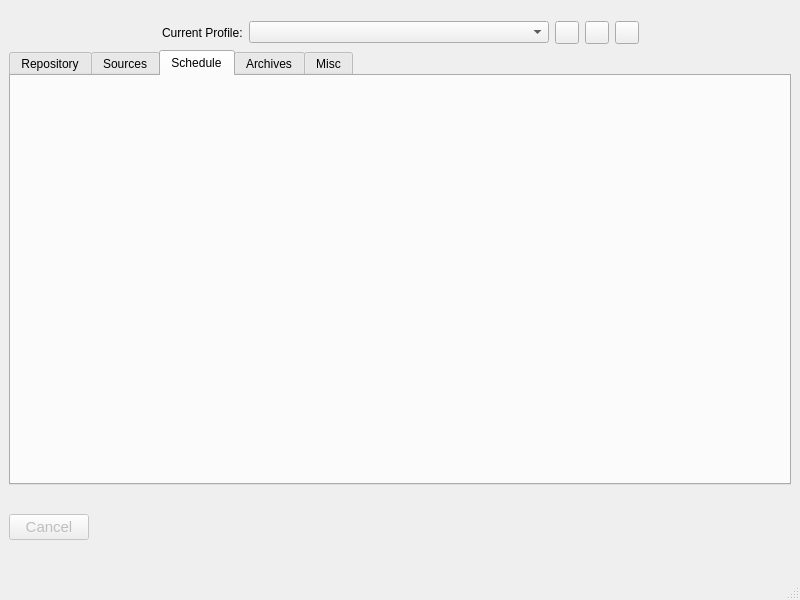
First picture: the form in src/vorta/assets/UI/mainwindow.ui, repository borgbase/vorta, before the edit.
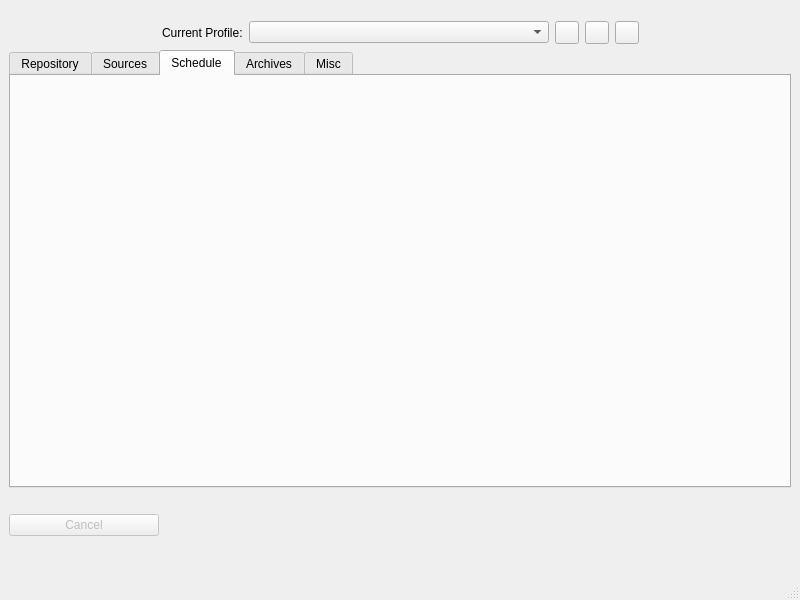
Second picture: the form after the edit.

Commit message: Remove bold font, buttons same font size and min-width.

Diff of the .ui file:
```diff
--- a/src/vorta/assets/UI/mainwindow.ui
+++ b/src/vorta/assets/UI/mainwindow.ui
@@ -164,10 +164,11 @@
         <property name="enabled">
          <bool>false</bool>
         </property>
-        <property name="font">
-         <font>
-          <pointsize>11</pointsize>
-         </font>
+        <property name="minimumSize">
+         <size>
+          <width>150</width>
+          <height>0</height>
+         </size>
         </property>
         <property name="autoFillBackground">
          <bool>false</bool>
@@ -188,13 +189,6 @@
           <verstretch>0</verstretch>
          </sizepolicy>
         </property>
-        <property name="font">
-         <font>
-          <pointsize>11</pointsize>
-          <weight>75</weight>
-          <bold>true</bold>
-         </font>
-        </property>
        </widget>
       </item>
       <item row="1" column="1" alignment="Qt::AlignTop">
```
